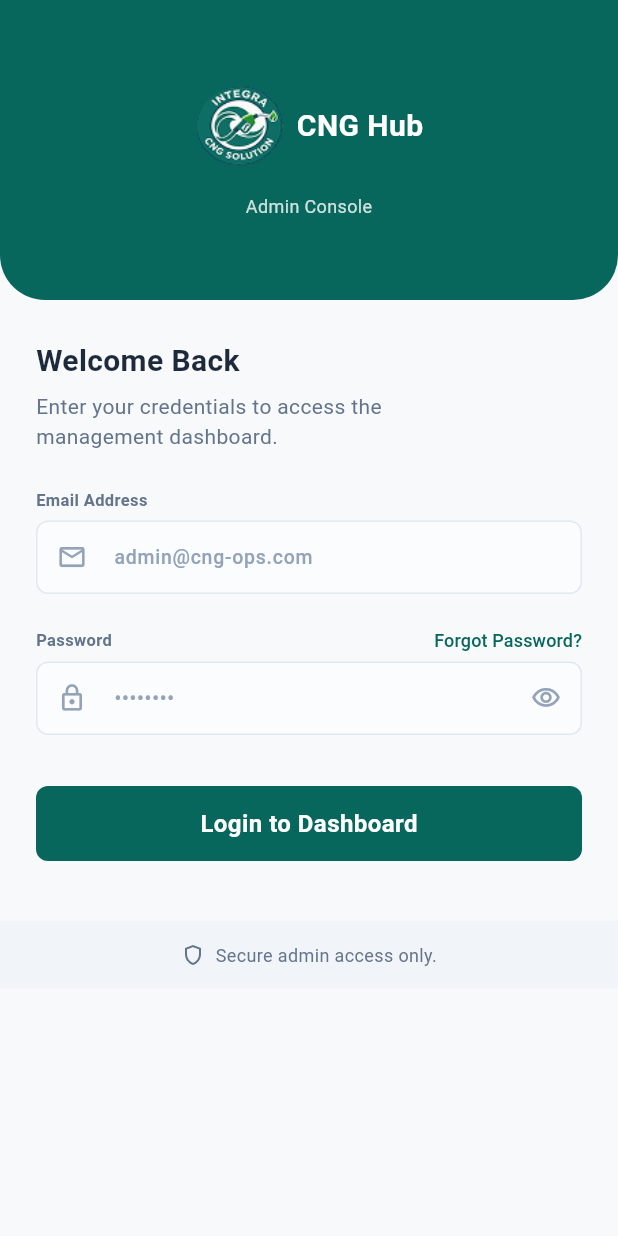
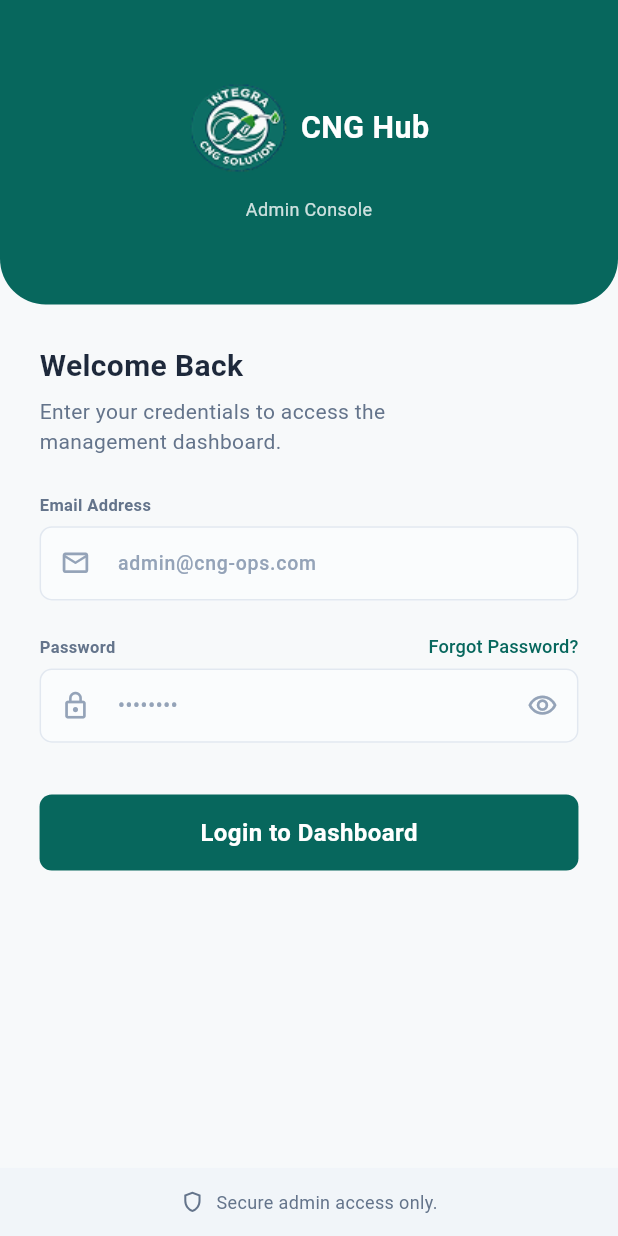
Before and after one commit to Hassan-Developer-cmd/CNG-PUMP, a Flutter app: the screen it shows after launch, on a phone screen of 412 x 824 dp. Run offline on Flutter 3.47's test engine with Material 3 defaults, Android fonts, the phone set to English and light mode, and no system bars; our stand-ins replace camera, flutter_screenutil, image_picker; missing offline and left inert: google_mlkit_text_recognition.

Commit message:
Added Screen Utills

```diff
--- a/lib/main.dart
+++ b/lib/main.dart
@@ -1,5 +1,6 @@
 import 'package:cng_pump/screens/auth/login_screen.dart';
 import 'package:flutter/material.dart';
+import 'package:flutter_screenutil/flutter_screenutil.dart';
 import 'package:provider/provider.dart';
 import 'constants/app_constants.dart';
 import 'providers/text_comparison_provider.dart';
@@ -21,11 +22,18 @@
 
   @override
   Widget build(BuildContext context) {
-    return MaterialApp(
-      title: AppConstants.appName,
-      debugShowCheckedModeBanner: false,
-      theme: AppTheme.lightTheme,
-      home: const LoginScreen(),
+    return ScreenUtilInit(
+      designSize: const Size(375, 812),
+      minTextAdapt: true,
+      splitScreenMode: true,
+      builder: (context, child) {
+        return MaterialApp(
+          title: AppConstants.appName,
+          debugShowCheckedModeBanner: false,
+          theme: AppTheme.lightTheme,
+          home: const LoginScreen(),
+        );
+      },
     );
   }
 }
--- a/lib/screens/auth/login_screen.dart
+++ b/lib/screens/auth/login_screen.dart
@@ -1,7 +1,9 @@
 import 'package:cng_pump/constants/app_colors.dart';
 import 'package:cng_pump/constants/app_constants.dart';
 import 'package:cng_pump/constants/app_typography.dart';
+import 'package:cng_pump/screens/dashboard/dashboard_screen.dart';
 import 'package:flutter/material.dart';
+import 'package:flutter_screenutil/flutter_screenutil.dart';
 
 class LoginScreen extends StatefulWidget {
   const LoginScreen({super.key});
@@ -24,19 +26,24 @@
     return Scaffold(
       backgroundColor: AppColors.scaffoldBackground,
       body: SafeArea(
-        child: SingleChildScrollView(
+        child: LayoutBuilder(
+          builder: (context, constraints) {
+            return SingleChildScrollView(
+              child: ConstrainedBox(
+                constraints: BoxConstraints(minHeight: constraints.maxHeight),
+                child: IntrinsicHeight(
                   child: Column(
                     crossAxisAlignment: CrossAxisAlignment.start,
                     children: [
                       // HEADER
                       Container(
-                height: 200,
+                        height: 200.h,
                         width: double.infinity,
-                decoration: const BoxDecoration(
+                        decoration: BoxDecoration(
                           color: AppColors.primaryTeal,
                           borderRadius: BorderRadius.only(
-                    bottomLeft: Radius.circular(30),
-                    bottomRight: Radius.circular(30),
+                            bottomLeft: Radius.circular(30.r),
+                            bottomRight: Radius.circular(30.r),
                           ),
                         ),
                         child: Column(
@@ -47,20 +54,20 @@
                               children: [
                                 Image.asset(
                                   AppConstants.appLogo,
-                          width: 60,
-                          height: 60,
+                                  width: 60.w,
+                                  height: 60.h,
                                   fit: BoxFit.contain,
                                 ),
-                        SizedBox(width: 8),
+                                SizedBox(width: 8.w),
                                 Text(
                                   AppConstants.appName,
                                   style: AppTypography.appBarTitle.copyWith(
-                            fontSize: 20,
+                                    fontSize: 20.sp,
                                   ),
                                 ),
                               ],
                             ),
-                    SizedBox(height: 15),
+                            SizedBox(height: 15.h),
                             Text(
                               'Admin Console',
                               style: AppTypography.infoText.copyWith(
@@ -73,12 +80,15 @@
 
                       // WELCOME SECTION
                       Padding(
-                padding: const EdgeInsets.fromLTRB(24, 26, 24, 0),
+                        padding: EdgeInsets.fromLTRB(24.w, 26.h, 24.w, 0),
                         child: Column(
                           crossAxisAlignment: CrossAxisAlignment.start,
                           children: [
-                    Text('Welcome Back', style: AppTypography.loginTitle),
-                    SizedBox(height: 6),
+                            Text(
+                              'Welcome Back',
+                              style: AppTypography.loginTitle,
+                            ),
+                            SizedBox(height: 6.h),
                             Text(
                               'Enter your credentials to access the\n'
                               'management dashboard.',
@@ -90,13 +100,17 @@
 
                       // LOGIN FORM
                       Padding(
-                padding: const EdgeInsets.fromLTRB(24, 24, 24, 0),
+                        padding: EdgeInsets.fromLTRB(24.w, 24.h, 24.w, 0),
                         child: Column(
                           crossAxisAlignment: CrossAxisAlignment.start,
                           children: [
                             // EMAIL LABEL
-                    Text('Email Address', style: AppTypography.inputLabel),
-                    SizedBox(height: 6),
+                            Text(
+                              'Email Address',
+                              style: AppTypography.inputLabel,
+                            ),
+                            SizedBox(height: 6.h),
+
                             // EMAIL FIELD
                             TextFormField(
                               keyboardType: TextInputType.emailAddress,
@@ -106,23 +120,28 @@
                                 prefixIcon: Icons.email_outlined,
                               ),
                             ),
-                    SizedBox(height: 22),
+                            SizedBox(height: 22.h),
+
                             // PASSWORD LABEL + FORGOT PASSWORD
                             Row(
                               mainAxisAlignment: MainAxisAlignment.spaceBetween,
                               children: [
-                        Text('Password', style: AppTypography.inputLabel),
+                                Text(
+                                  'Password',
+                                  style: AppTypography.inputLabel,
+                                ),
                                 TextButton(
                                   onPressed: () {},
                                   style: TextButton.styleFrom(
                                     padding: EdgeInsets.zero,
                                     minimumSize: Size.zero,
-                            tapTargetSize: MaterialTapTargetSize.shrinkWrap,
+                                    tapTargetSize:
+                                        MaterialTapTargetSize.shrinkWrap,
                                   ),
-                          child: const Text(
+                                  child: Text(
                                     'Forgot Password?',
                                     style: TextStyle(
-                              fontSize: 12,
+                                      fontSize: 12.sp,
                                       fontWeight: FontWeight.w500,
                                       color: AppColors.primaryTeal,
                                     ),
@@ -130,7 +149,8 @@
                                 ),
                               ],
                             ),
-                    SizedBox(height: 6),
+                            SizedBox(height: 6.h),
+
                             // PASSWORD FIELD
                             TextFormField(
                               obscureText: _obscurePassword,
@@ -144,19 +164,27 @@
                                 onSuffixIconTap: _togglePasswordVisibility,
                               ),
                             ),
-                    SizedBox(height: 34),
+                            SizedBox(height: 34.h),
+
                             // LOGIN BUTTON
                             SizedBox(
                               width: double.infinity,
-                      height: 50,
+                              height: 50.h,
                               child: ElevatedButton(
-                        onPressed: () {},
+                                onPressed: () {
+                                  Navigator.pushReplacement(
+                                    context,
+                                    MaterialPageRoute(
+                                      builder: (context) => DashboardScreen(),
+                                    ),
+                                  );
+                                },
                                 style: ElevatedButton.styleFrom(
                                   backgroundColor: AppColors.primaryTeal,
                                   foregroundColor: AppColors.textLight,
                                   elevation: 0,
                                   shape: RoundedRectangleBorder(
-                            borderRadius: BorderRadius.circular(8),
+                                    borderRadius: BorderRadius.circular(8.r),
                                   ),
                                 ),
                                 child: Text(
@@ -168,21 +196,24 @@
                           ],
                         ),
                       ),
-              SizedBox(height: 40),
+
+                      // FLEXIBLE SPACE
+                      const Spacer(),
+
                       // FOOTER
                       Container(
                         width: double.infinity,
-                padding: const EdgeInsets.symmetric(vertical: 14),
+                        padding: EdgeInsets.symmetric(vertical: 14.h),
                         color: AppColors.headerGray,
-                child: const Row(
+                        child: Row(
                           mainAxisAlignment: MainAxisAlignment.center,
                           children: [
                             Icon(
                               Icons.shield_outlined,
-                      size: 16,
+                              size: 16.sp,
                               color: AppColors.textSecondary,
                             ),
-                    SizedBox(width: 7),
+                            SizedBox(width: 7.w),
                             Text(
                               'Secure admin access only.',
                               style: AppTypography.infoText,
@@ -195,9 +226,14 @@
                 ),
               ),
             );
+          },
+        ),
+      ),
+    );
   }
 
   // INPUT DECORATION
+
   static InputDecoration _inputDecoration({
     required String hintText,
     required IconData prefixIcon,
@@ -207,27 +243,27 @@
     return InputDecoration(
       hintText: hintText,
       hintStyle: AppTypography.inputHint,
-      prefixIcon: Icon(prefixIcon, size: 20, color: AppColors.textMuted),
+      prefixIcon: Icon(prefixIcon, size: 20.sp, color: AppColors.textMuted),
       suffixIcon: suffixIcon == null
           ? null
           : IconButton(
-              icon: Icon(suffixIcon, size: 20, color: AppColors.textMuted),
+              icon: Icon(suffixIcon, size: 20.sp, color: AppColors.textMuted),
               onPressed: onSuffixIconTap,
             ),
       filled: true,
       fillColor: AppColors.inputBackground,
-      contentPadding: const EdgeInsets.symmetric(horizontal: 16, vertical: 14),
+      contentPadding: EdgeInsets.symmetric(horizontal: 16.w, vertical: 14.h),
       border: OutlineInputBorder(
-        borderRadius: BorderRadius.circular(8),
-        borderSide: const BorderSide(color: AppColors.borderLight),
+        borderRadius: BorderRadius.circular(8.r),
+        borderSide: BorderSide(color: AppColors.borderLight),
       ),
       enabledBorder: OutlineInputBorder(
-        borderRadius: BorderRadius.circular(8),
-        borderSide: const BorderSide(color: AppColors.borderLight),
+        borderRadius: BorderRadius.circular(8.r),
+        borderSide: BorderSide(color: AppColors.borderLight),
       ),
       focusedBorder: OutlineInputBorder(
-        borderRadius: BorderRadius.circular(8),
-        borderSide: const BorderSide(color: AppColors.primaryTeal, width: 1.2),
+        borderRadius: BorderRadius.circular(8.r),
+        borderSide: BorderSide(color: AppColors.primaryTeal, width: 1.2),
       ),
     );
   }
```
Lines whose indentation alone changed are shown as unchanged.
